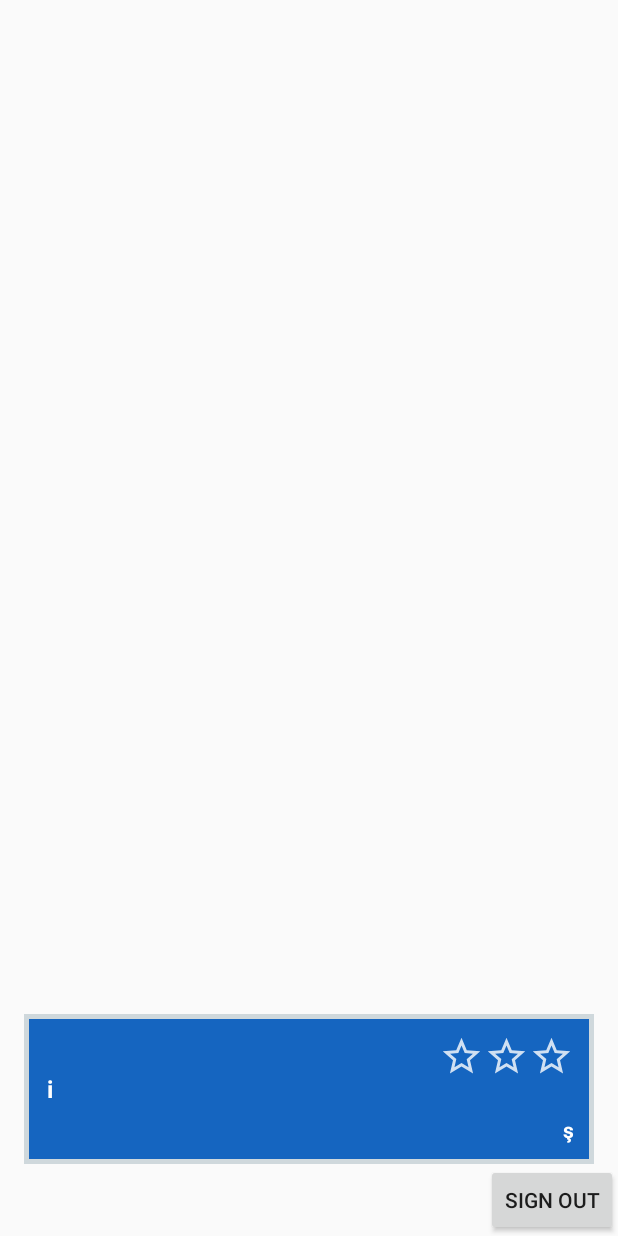
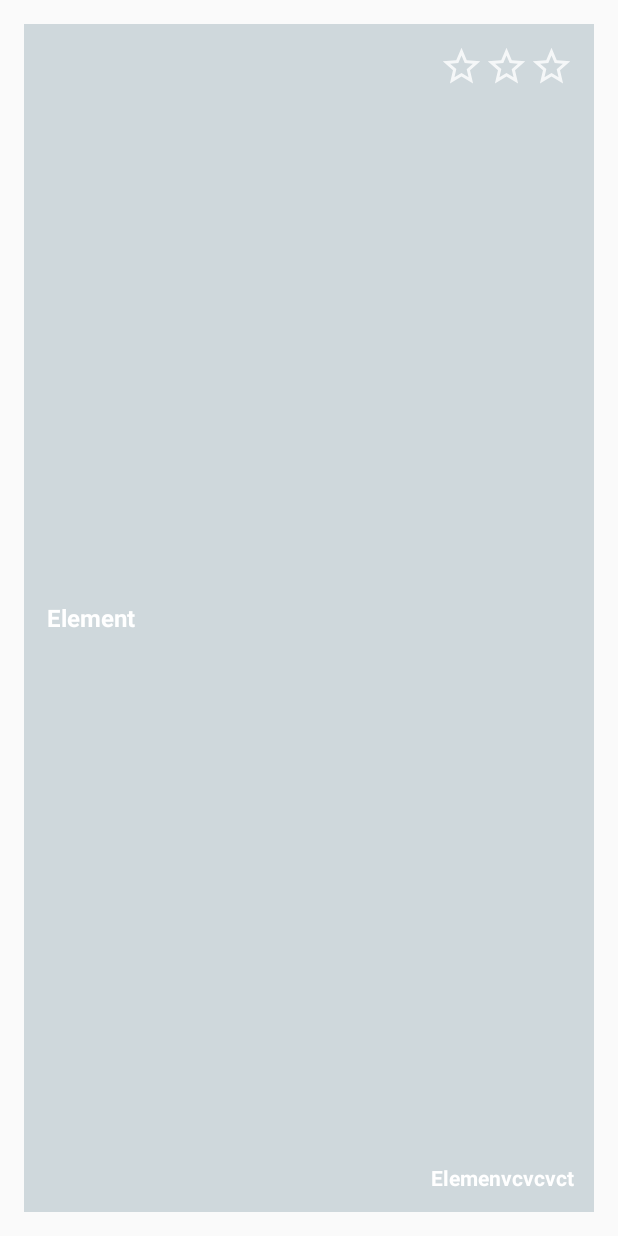
Before and after one commit to bounswe/bounswe2019group4, an Android app: the ListEventFragment screen opened through its navigation route, after a tap on an icon or button, on a phone screen of 412 x 824 dp. Run offline under Robolectric (Android 15) with nearby library versions, the phone set to English and light mode, and no system bars; 4 statements that could not run were skipped.

Commit message:
Pagination of api requests implemented, single event page implemented

```diff
--- /dev/null
+++ b/app/android/app/src/main/java/com/example/arken/fragment/EventFragment.kt
@@ -0,0 +1,34 @@
+package com.example.arken.fragment
+
+import android.annotation.SuppressLint
+import android.os.Bundle
+import android.view.LayoutInflater
+import android.view.View
+import android.view.ViewGroup
+import android.widget.TextView
+import androidx.fragment.app.Fragment
+import androidx.navigation.fragment.navArgs
+import com.example.arken.R
+
+class EventFragment : Fragment() {
+    val args: EventFragmentArgs by navArgs()
+
+    @SuppressLint("ClickableViewAccessibility")
+    override fun onCreateView(
+        inflater: LayoutInflater,
+        container: ViewGroup?,
+        savedInstanceState: Bundle?
+    ): View? {
+        val view = inflater.inflate(R.layout.fragment_event, container, false)
+
+
+        return view
+    }
+
+    override fun onViewCreated(view: View, savedInstanceState: Bundle?) {
+        super.onViewCreated(view, savedInstanceState)
+        val k: TextView = view.findViewById(R.id.name)
+        val event = args.eventToShow
+        k.text = event!!.Event
+    }
+}
--- a/app/android/app/src/main/java/com/example/arken/fragment/ListEventFragment.kt
+++ b/app/android/app/src/main/java/com/example/arken/fragment/ListEventFragment.kt
@@ -7,30 +7,30 @@ import android.view.ViewGroup
 import android.widget.Button
 import android.widget.Toast
 import androidx.fragment.app.Fragment
+import androidx.navigation.Navigation
 import androidx.recyclerview.widget.LinearLayoutManager
 import androidx.recyclerview.widget.RecyclerView
 import com.example.arken.R
+import com.example.arken.activity.MainActivity
 import com.example.arken.model.Event
 import com.example.arken.model.ListEvent
 import com.example.arken.util.EventAdapter
+import com.example.arken.util.OnItemClickListener
 import com.example.arken.util.RetroClient
+import com.google.android.gms.tasks.OnCompleteListener
 import retrofit2.Call
 import retrofit2.Callback
 import retrofit2.Response
 import java.util.*
-import com.google.android.gms.tasks.Task
-import androidx.annotation.NonNull
-import androidx.navigation.Navigation
-import androidx.navigation.fragment.NavHostFragment
-import com.google.android.gms.tasks.OnCompleteListener
-import com.example.arken.activity.MainActivity
 
 
-class ListEventFragment : Fragment() {
+class ListEventFragment : Fragment(), OnItemClickListener {
+
+
     private lateinit var currentLayoutManagerType: LayoutManagerType
     private lateinit var recyclerView: RecyclerView
     private lateinit var layoutManager: RecyclerView.LayoutManager
-    private lateinit var dataset: List<Event>
+    private lateinit var dataset: MutableList<Event>
     private lateinit var eventAdapter: EventAdapter
     private lateinit var signOutButton: Button
 
@@ -69,19 +69,19 @@ class ListEventFragment : Fragment() {
 
 
 
-        eventAdapter = EventAdapter(dataset)
+        eventAdapter = EventAdapter(dataset, this)
         recyclerView.adapter = eventAdapter
 
         setRecyclerViewLayoutManager(LayoutManagerType.LINEAR_LAYOUT_MANAGER)
 
         signOutButton = rootView.findViewById(R.id.events_signOut)
-        signOutButton.setOnClickListener {view ->
+        signOutButton.setOnClickListener { view ->
             activity?.let { it1 ->
                 MainActivity.getClient().revokeAccess()
                     .addOnCompleteListener(it1, OnCompleteListener<Void> {
                         if(Navigation.findNavController(view).currentDestination?.id == R.id.listEventFragment)
-                        Navigation.findNavController(view)
-                            .navigate(R.id.action_listEventFragment_to_startFragment)
+                            Navigation.findNavController(view)
+                                .navigate(R.id.action_listEventFragment_to_startFragment)
                     })
             }
         }
@@ -119,8 +119,8 @@ class ListEventFragment : Fragment() {
 
     private fun initDataset() {
 
-        val call: Call<ListEvent> = RetroClient.getInstance().apiService.eventsAll
-        dataset = listOf(
+        val call: Call<ListEvent> = RetroClient.getInstance().apiService.getEventsAll(1, 10)
+        dataset = mutableListOf(
             Event(
                 "l", "k", "ş"
                 , Date(), "i", "i", ",", "l", "i", "i", ","
@@ -132,6 +132,8 @@ class ListEventFragment : Fragment() {
                     val listEvent: ListEvent? = response.body()
                     // dataset=listEvent!!.events
                     eventAdapter.dataSet = listEvent!!.events!!
+                    eventAdapter.totalPages = listEvent.totalNumberOfPages!!
+                    eventAdapter.page = 1
                     eventAdapter.notifyDataSetChanged()
                 } else {
                     Toast.makeText(context, response.raw().toString(), Toast.LENGTH_SHORT).show()
@@ -145,6 +147,34 @@ class ListEventFragment : Fragment() {
 
     }
 
+    override fun onItemClicked(event: Event) {
+        val action = ListEventFragmentDirections.actionListEventFragmentToEventFragment()
+        action.eventToShow = event
+        Navigation.findNavController(recyclerView).navigate(action)
+    }
+
+    override fun onResume() {
+        super.onResume()
+        val call: Call<ListEvent> = RetroClient.getInstance().apiService.getEventsAll(1, 10)
+        call.enqueue(object : Callback<ListEvent> {
+            override fun onResponse(call: Call<ListEvent>, response: Response<ListEvent>) {
+                if (response.isSuccessful) {
+                    val listEvent: ListEvent? = response.body()
+                    eventAdapter.dataSet = listEvent!!.events!!
+                    eventAdapter.totalPages = listEvent.totalNumberOfPages!!
+                    eventAdapter.page = 1
+                    eventAdapter.notifyDataSetChanged()
+                } else {
+                    Toast.makeText(context, response.raw().toString(), Toast.LENGTH_SHORT).show()
+                }
+            }
+
+            override fun onFailure(call: Call<ListEvent>, t: Throwable) {
+                Toast.makeText(context, t.message, Toast.LENGTH_SHORT).show()
+            }
+        })
+    }
+
     companion object {
         private val TAG = "RecyclerViewFragment"
         private val KEY_LAYOUT_MANAGER = "layoutManager"
--- a/app/android/app/src/main/java/com/example/arken/model/Event.kt
+++ b/app/android/app/src/main/java/com/example/arken/model/Event.kt
@@ -1,5 +1,6 @@
 package com.example.arken.model
 
+import java.io.Serializable
 import java.util.*
 
 class Event(
@@ -14,4 +15,4 @@ class Event(
     val Forecast: String?,
     val Importance: String?,
     val __v: String?
-)
+) : Serializable
--- a/app/android/app/src/main/java/com/example/arken/model/ListEvent.kt
+++ b/app/android/app/src/main/java/com/example/arken/model/ListEvent.kt
@@ -4,7 +4,9 @@ import com.google.gson.annotations.SerializedName
 
 data class ListEvent(
     @SerializedName("events")
-    var events: List<Event>?,
+    var events: MutableList<Event>?,
     @SerializedName("totalNumberOfEvents")
-    var totalNumberOfEvents: Int?
+    var totalNumberOfEvents: Int?,
+    @SerializedName("totalNumberOfPages")
+    var totalNumberOfPages: Int?
 )
--- a/app/android/app/src/main/java/com/example/arken/util/APIService.java
+++ b/app/android/app/src/main/java/com/example/arken/util/APIService.java
@@ -47,7 +47,7 @@ public interface APIService {
 
     @Headers({"Content-Type: application/json"})
     @GET("events")
-    Call<ListEvent> getEventsAll();
+    Call<ListEvent> getEventsAll(@Query("page") Integer s, @Query("limit") Integer k);
 
     @Headers({"Content-Type: application/json"})
     @GET("events/{id}")
--- a/app/android/app/src/main/java/com/example/arken/util/EventAdapter.kt
+++ b/app/android/app/src/main/java/com/example/arken/util/EventAdapter.kt
@@ -1,6 +1,5 @@
 package com.example.arken.util
 
-import android.annotation.SuppressLint
 import android.util.Log
 import android.view.LayoutInflater
 import android.view.View
@@ -11,10 +10,15 @@ import android.widget.TextView
 import androidx.recyclerview.widget.RecyclerView
 import com.example.arken.R
 import com.example.arken.model.Event
+import com.example.arken.model.ListEvent
+import retrofit2.Call
+import retrofit2.Callback
+import retrofit2.Response
 
-class EventAdapter(var dataSet: List<Event>) :
+class EventAdapter(var dataSet: MutableList<Event>, val itemClickListener: OnItemClickListener) :
     RecyclerView.Adapter<EventAdapter.ViewHolder>() {
-
+    var totalPages: Int = 1
+    var page: Int = 1
     /**
      * Provide a reference to the type of views that you are using (custom ViewHolder)
      */
@@ -28,7 +32,10 @@ class EventAdapter(var dataSet: List<Event>) :
 
         init {
             // Define click listener for the ViewHolder's View.
-            v.setOnClickListener { Log.d(TAG, "Element $adapterPosition clicked.") }
+            v.setOnClickListener {
+                System.out.println("abbab")
+                Log.d(TAG, "Element $adapterPosition clicked.")
+            }
             textView = v.findViewById(R.id.textView)
             importanceStar1 = v.findViewById(R.id.event_star1_imageView)
             importanceStar2 = v.findViewById(R.id.event_star2_imageView)
@@ -36,6 +43,33 @@ class EventAdapter(var dataSet: List<Event>) :
             country = v.findViewById(R.id.country)
             background = v.findViewById(R.id.event_row_background)
         }
+
+        fun bind(event: Event, clickListener: OnItemClickListener) {
+            textView.text = event.Event
+            country.text = event.Country
+
+            when {
+                (event.Importance).equals("1") -> {
+                    importanceStar1.setImageResource(R.drawable.ic_star_full)
+                    importanceStar2.setImageResource(R.drawable.ic_star_empty)
+                    importanceStar3.setImageResource(R.drawable.ic_star_empty)
+                }
+                (event.Importance).equals("2") -> {
+                    importanceStar1.setImageResource(R.drawable.ic_star_full)
+                    importanceStar2.setImageResource(R.drawable.ic_star_full)
+                    importanceStar3.setImageResource(R.drawable.ic_star_empty)
+                }
+                (event.Importance).equals("3") -> {
+                    importanceStar1.setImageResource(R.drawable.ic_star_full)
+                    importanceStar2.setImageResource(R.drawable.ic_star_full)
+                    importanceStar3.setImageResource(R.drawable.ic_star_full)
+                }
+            }
+            itemView.setOnClickListener {
+                clickListener.onItemClicked(event)
+            }
+        }
+
     }
 
     // Create new views (invoked by the layout manager)
@@ -47,14 +81,34 @@ class EventAdapter(var dataSet: List<Event>) :
         return ViewHolder(v)
     }
 
+    fun newPage() {
+        page += 1
+        if (page <= totalPages) {
+            val call: Call<ListEvent> = RetroClient.getInstance().apiService.getEventsAll(page, 10)
+            call.enqueue(object : Callback<ListEvent> {
+                override fun onResponse(call: Call<ListEvent>, response: Response<ListEvent>) {
+                    if (response.isSuccessful) {
+                        val listEvent: ListEvent? = response.body()
+                        if (listEvent?.events != null) {
+                            dataSet.addAll(listEvent.events!!)
+                            notifyDataSetChanged()
+                        }
+                    }
+                }
+
+                override fun onFailure(call: Call<ListEvent>, t: Throwable) {
+                }
+            })
+        }
+    }
+
     override fun onBindViewHolder(viewHolder: ViewHolder, position: Int) {
         Log.d(TAG, "Element $position set.")
 
         // Get element from your dataset at this position and replace the contents of the view
         // with that element
-        viewHolder.textView.text = dataSet[position].Event
-        viewHolder.country.text = dataSet[position].Country
-        when{
+        val event = dataSet[position]
+        when {
             (position % 3 == 0) -> {
                 viewHolder.background.setBackgroundResource(R.color.colorPriBlue)
             }
@@ -65,23 +119,11 @@ class EventAdapter(var dataSet: List<Event>) :
                 viewHolder.background.setBackgroundResource(R.color.colorDarkBlue)
             }
         }
-        when {
-            (dataSet[position].Importance).equals("1") -> {
-                viewHolder.importanceStar1.setImageResource(R.drawable.ic_star_full)
-                viewHolder.importanceStar2.setImageResource(R.drawable.ic_star_empty)
-                viewHolder.importanceStar3.setImageResource(R.drawable.ic_star_empty)
-            }
-            (dataSet[position].Importance).equals("2") -> {
-                viewHolder.importanceStar1.setImageResource(R.drawable.ic_star_full)
-                viewHolder.importanceStar2.setImageResource(R.drawable.ic_star_full)
-                viewHolder.importanceStar3.setImageResource(R.drawable.ic_star_empty)
-            }
-            (dataSet[position].Importance).equals("3") -> {
-                viewHolder.importanceStar1.setImageResource(R.drawable.ic_star_full)
-                viewHolder.importanceStar2.setImageResource(R.drawable.ic_star_full)
-                viewHolder.importanceStar3.setImageResource(R.drawable.ic_star_full)
-            }
+        viewHolder.bind(event, itemClickListener)
+        if (position == dataSet.size - 1) {
+            newPage()
         }
+
 
     }
 
@@ -90,5 +132,11 @@ class EventAdapter(var dataSet: List<Event>) :
 
     companion object {
         private val TAG = "CustomAdapter"
+
+
     }
 }
+
+interface OnItemClickListener {
+    fun onItemClicked(event: Event)
+}
--- /dev/null
+++ b/app/android/app/src/main/res/layout/fragment_event.xml
@@ -0,0 +1,72 @@
+<?xml version="1.0" encoding="utf-8"?>
+<androidx.constraintlayout.widget.ConstraintLayout xmlns:android="http://schemas.android.com/apk/res/android"
+    android:layout_width="match_parent"
+    android:layout_height="match_parent"
+    android:layout_marginLeft="16dp"
+    android:layout_marginTop="16dp"
+    android:layout_marginRight="16dp"
+    android:layout_marginBottom="16dp"
+    android:background="#cfd8dc">
+
+    <RelativeLayout
+        android:id="@+id/event_row_background"
+        android:layout_width="match_parent"
+        android:layout_height="match_parent"
+        android:layout_margin="3dp"
+        android:gravity="center_vertical">
+
+
+        <TextView
+            android:id="@+id/name"
+            android:layout_width="wrap_content"
+            android:layout_height="wrap_content"
+            android:layout_alignParentLeft="true"
+            android:layout_centerInParent="true"
+            android:layout_marginLeft="12dp"
+            android:text="Element"
+            android:textColor="@android:color/white"
+            android:textSize="16sp"
+            android:textStyle="bold" />
+
+        <LinearLayout
+            android:layout_width="wrap_content"
+            android:layout_height="wrap_content"
+            android:layout_alignParentRight="true"
+            android:layout_marginTop="10dp"
+            android:layout_marginRight="10dp"
+            android:orientation="horizontal">
+
+            <ImageView
+                android:id="@+id/event_star1_imageView"
+                android:layout_width="30dp"
+                android:layout_height="30dp"
+                android:src="@drawable/ic_star_empty" />
+
+            <ImageView
+                android:id="@+id/event_star2_imageView"
+                android:layout_width="30dp"
+                android:layout_height="30dp"
+                android:src="@drawable/ic_star_empty" />
+
+            <ImageView
+                android:id="@+id/event_star3_imageView"
+                android:layout_width="30dp"
+                android:layout_height="30dp"
+                android:src="@drawable/ic_star_empty" />
+        </LinearLayout>
+
+        <TextView
+            android:id="@+id/country"
+            android:layout_width="wrap_content"
+            android:layout_height="wrap_content"
+            android:layout_alignParentEnd="true"
+            android:layout_alignParentRight="true"
+            android:layout_alignParentBottom="true"
+            android:layout_marginRight="10dp"
+            android:layout_marginBottom="10dp"
+            android:text="Elemenvcvcvct"
+            android:textColor="@android:color/white"
+            android:textStyle="bold" />
+
+    </RelativeLayout>
+</androidx.constraintlayout.widget.ConstraintLayout>
--- a/app/android/app/src/main/res/navigation/navigation_graph.xml
+++ b/app/android/app/src/main/res/navigation/navigation_graph.xml
@@ -61,6 +61,10 @@
         <action
             android:id="@+id/action_listEventFragment_to_startFragment"
             app:destination="@id/startFragment" />
+        <action
+            android:id="@+id/action_listEventFragment_to_eventFragment"
+            app:destination="@id/eventFragment"
+            app:popUpTo="@+id/listEventFragment" />
     </fragment>
     <fragment
         android:id="@+id/googleSignupFragment"
@@ -77,4 +81,14 @@
             android:id="@+id/action_googleSignupFragment_to_startFragment"
             app:destination="@id/startFragment" />
     </fragment>
+    <fragment
+        android:id="@+id/eventFragment"
+        android:name="com.example.arken.fragment.EventFragment"
+        android:label="EventFragment">
+        <argument
+            android:name="eventToShow"
+            android:defaultValue="@null"
+            app:argType="com.example.arken.model.Event"
+            app:nullable="true" />
+    </fragment>
 </navigation>
```
